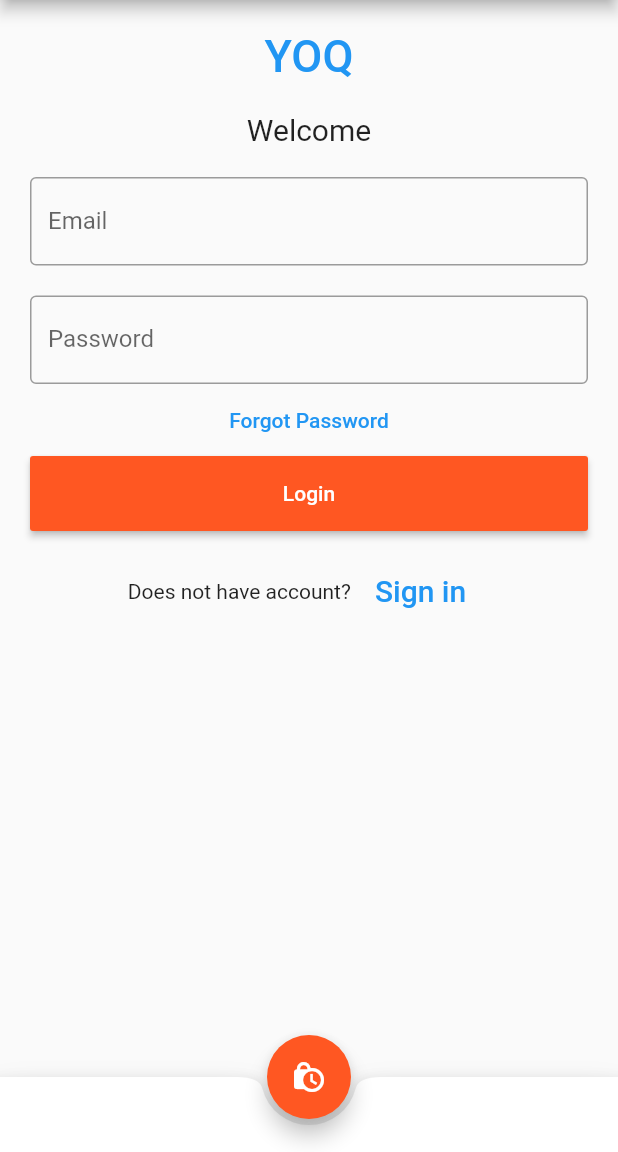
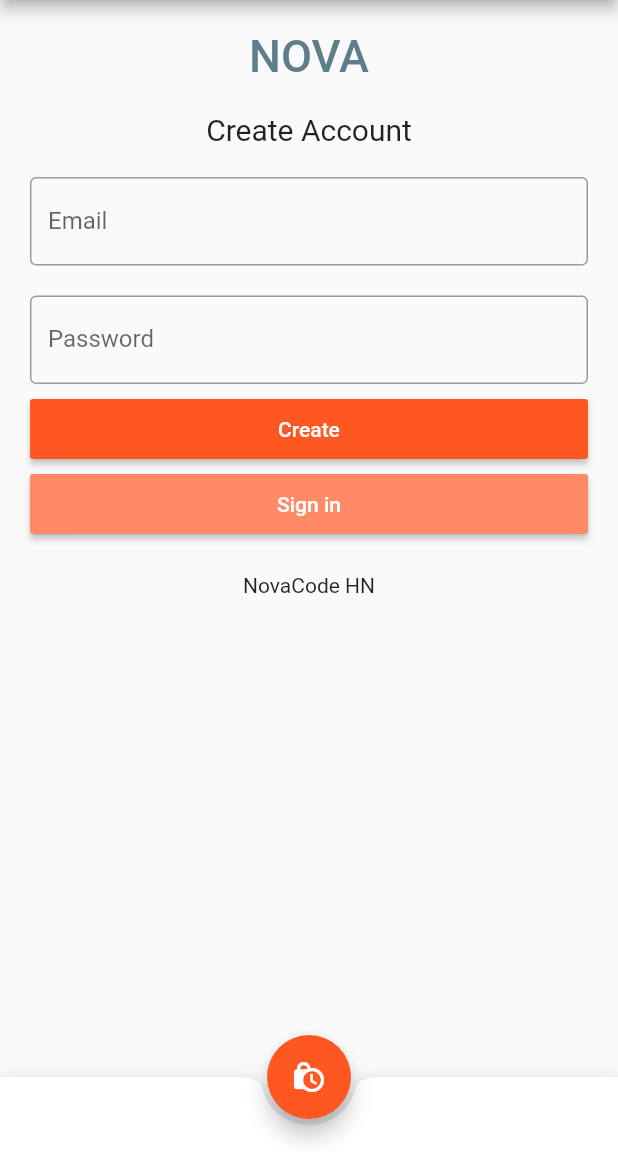
Before and after one commit to MarinJerry/app_gestor_v1, a Flutter app: the screen it shows after launch, on a phone screen of 412 x 824 dp, the part 84-1236 px from its top. Run offline on Flutter 3.47's test engine with Material 2 defaults, Android fonts, the phone set to English and light mode, and no system bars; our stand-ins replace firebase_auth; accounts and stored records are empty.

```diff
--- a/lib/main.dart
+++ b/lib/main.dart
@@ -62,37 +62,9 @@ class _MyHomePageState extends State<MyHomePage> {
       });
     } else {
       setState(() {
-        _success = true;
+        _success = false;
       });
     }
-  }
-
-  Future<void> _showMyDialog() async {
-    return showDialog<void>(
-      context: context,
-      barrierDismissible: false, // user must tap button!
-      builder: (BuildContext context) {
-        return AlertDialog(
-          title: Text('AlertDialog Title'),
-          content: SingleChildScrollView(
-            child: ListBody(
-              children: <Widget>[
-                Text('This is a demo alert dialog.'),
-                Text('Would you like to approve of this message?'),
-              ],
-            ),
-          ),
-          actions: <Widget>[
-            TextButton(
-              child: Text('Approve'),
-              onPressed: () {
-                Navigator.of(context).pop();
-              },
-            ),
-          ],
-        );
-      },
-    );
   }
 
   @override
@@ -133,9 +105,9 @@ class _MyHomePageState extends State<MyHomePage> {
                   alignment: Alignment.center,
                   padding: EdgeInsets.all(10),
                   child: Text(
-                    'YOQ',
+                    'NOVA',
                     style: TextStyle(
-                        color: Colors.blue,
+                        color: Colors.blueGrey,
                         fontWeight: FontWeight.w500,
                         fontSize: 30),
                   )),
@@ -143,7 +115,7 @@ class _MyHomePageState extends State<MyHomePage> {
                   alignment: Alignment.center,
                   padding: EdgeInsets.all(10),
                   child: Text(
-                    'Welcome',
+                    'Create Account',
                     style: TextStyle(fontSize: 20),
                   )),
               Container(
@@ -163,7 +135,7 @@ class _MyHomePageState extends State<MyHomePage> {
                 ),
               ),
               Container(
-                padding: EdgeInsets.fromLTRB(10, 10, 10, 0),
+                padding: EdgeInsets.fromLTRB(10, 10, 10, 10),
                 child: TextFormField(
                   obscureText: true,
                   controller: _passwordController,
@@ -179,20 +151,26 @@ class _MyHomePageState extends State<MyHomePage> {
                   },
                 ),
               ),
-              FlatButton(
-                onPressed: () {
-                  //forgot password screen
-                },
-                textColor: Colors.blue,
-                child: Text('Forgot Password'),
-              ),
               Container(
                   height: 50,
-                  padding: EdgeInsets.fromLTRB(10, 0, 10, 0),
+                  padding: EdgeInsets.fromLTRB(10, 0, 10, 10),
                   child: RaisedButton(
                     textColor: Colors.white,
                     color: Colors.deepOrange,
-                    child: const Text('Login'),
+                    child: const Text('Create'),
+                    onPressed: () async {
+                      if (_formKey.currentState.validate()) {
+                        _register();
+                      }
+                    },
+                  )),
+              Container(
+                  height: 50,
+                  padding: EdgeInsets.fromLTRB(10, 0, 10, 10),
+                  child: RaisedButton(
+                    textColor: Colors.white,
+                    color: Colors.deepOrange[300],
+                    child: const Text('Sign in'),
                     onPressed: () async {
                       if (_formKey.currentState.validate()) {
                         _register();
@@ -204,22 +182,12 @@ class _MyHomePageState extends State<MyHomePage> {
                     ? ''
                     : (_success
                         ? 'Successfully registered ' + _userEmail
-                        : _showMyDialog())),
+                        : 'Upss, email already regitered')),
               ),
               Container(
                   child: Row(
                 children: <Widget>[
-                  Text('Does not have account?'),
-                  FlatButton(
-                    textColor: Colors.blue,
-                    child: Text(
-                      'Sign in',
-                      style: TextStyle(fontSize: 20),
-                    ),
-                    onPressed: () {
-                      //signup screen
-                    },
-                  )
+                  Text('NovaCode HN'),
                 ],
                 mainAxisAlignment: MainAxisAlignment.center,
               ))
@@ -227,58 +195,6 @@ class _MyHomePageState extends State<MyHomePage> {
           ),
         ),
       ),
-      // Center(
-      //   child: Builder(builder: (BuildContext context) {
-      //     return (Form(
-      //       key: _formKey,
-      //       child: Column(
-      //         crossAxisAlignment: CrossAxisAlignment.start,
-      //         children: <Widget>[
-      //           TextFormField(
-      //             controller: _emailController,
-      //             decoration: const InputDecoration(hintText: 'Email'),
-      //             validator: (String value) {
-      //               if (value.isEmpty) {
-      //                 return 'Please enter some text';
-      //               }
-      //               return null;
-      //             },
-      //           ),
-      //           TextFormField(
-      //             controller: _passwordController,
-      //             decoration: const InputDecoration(labelText: 'Password'),
-      //             validator: (String value) {
-      //               if (value.isEmpty) {
-      //                 return 'Please enter some text';
-      //               }
-      //               return null;
-      //             },
-      //           ),
-      //           Container(
-      //             margin: const EdgeInsets.all(16.0),
-      //             alignment: Alignment.center,
-      //             child: RaisedButton(
-      //               onPressed: () async {
-      //                 if (_formKey.currentState.validate()) {
-      //                   _register();
-      //                 }
-      //               },
-      //               child: const Text('Submit'),
-      //             ),
-      //           ),
-      //           Container(
-      //             alignment: Alignment.center,
-      //             child: Text(_success == null
-      //                 ? ''
-      //                 : (_success
-      //                     ? 'Successfully registered ' + _userEmail
-      //                     : 'Registration failed')),
-      //           )
-      //         ],
-      //       ),
-      //     ));
-      //   }),
-      // ),
       bottomNavigationBar: BottomAppBar(
         shape: const CircularNotchedRectangle(),
         child: Container(
```
